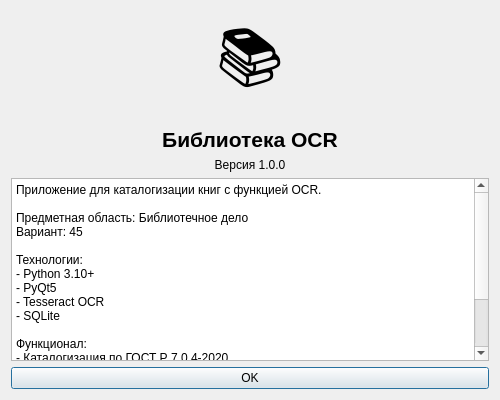
Before: the Qt Designer form ui/forms/about_dialog.ui in ivankrtulgu/kurs_kod_MTP_6_sem, drawn with Qt 5.
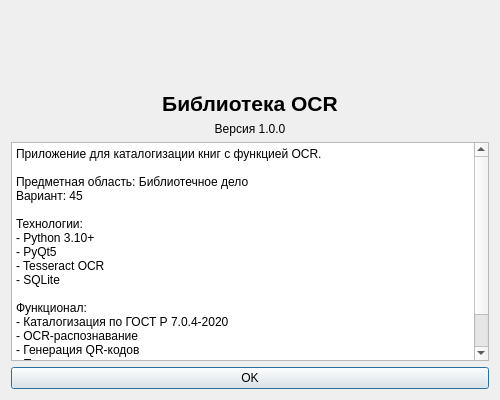
After: the same form once the commit is applied.

What changed in the file:
```diff
--- a/ui/forms/about_dialog.ui
+++ b/ui/forms/about_dialog.ui
@@ -21,7 +21,7 @@
    <item>
     <widget class="QLabel" name="label_icon">
      <property name="text">
-      <string>📚</string>
+      <string></string>
      </property>
      <property name="font">
       <font>
```
